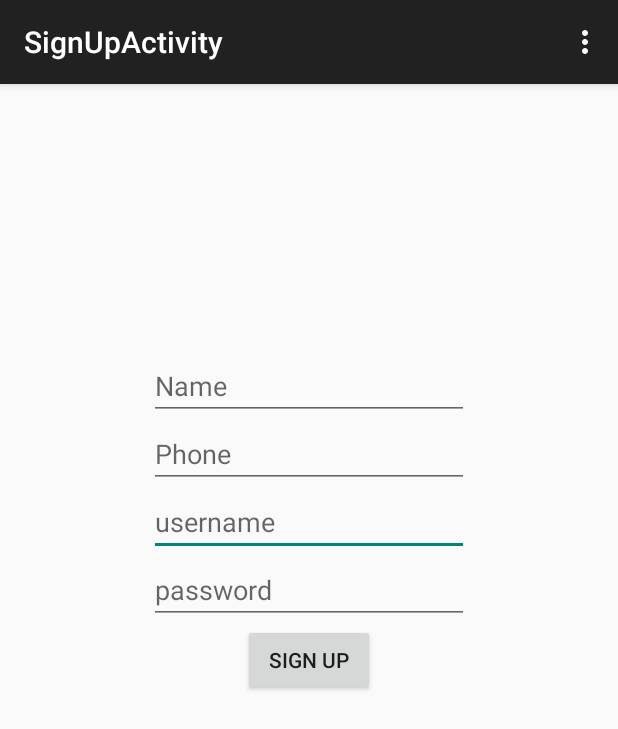
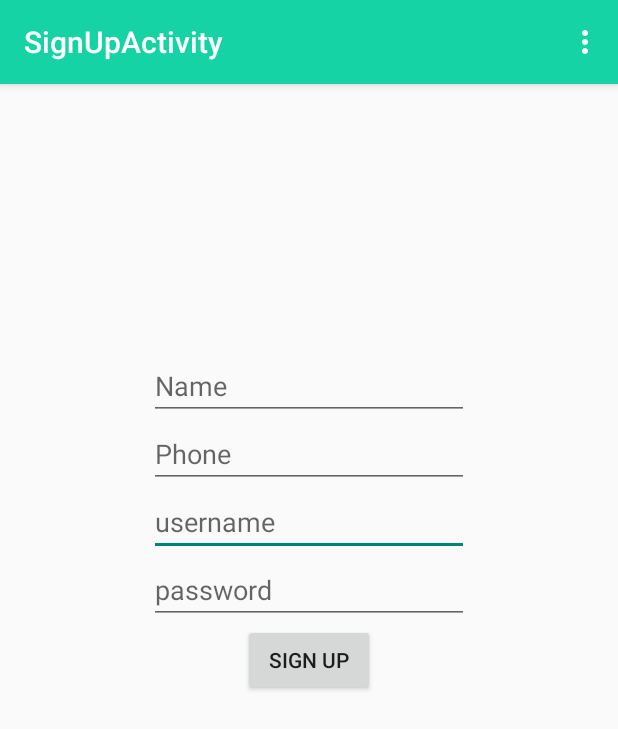
Before and after one commit to omusico/capstone_tap_it, an Android app: the screen it shows after launch (SignUpActivity), after a tap on "SIGN UP", on a phone screen of 412 x 824 dp. Shown: the top 729 px of the screen. Run offline under Robolectric (Android 15) with nearby library versions, the phone set to English and light mode, and no system bars; 3 statements that could not run were skipped.

Commit message:
Title and action bar color

```diff
--- a/TapEat-Client/app/src/main/java/tapit/clientapp/CheckInActivity.java
+++ b/TapEat-Client/app/src/main/java/tapit/clientapp/CheckInActivity.java
@@ -27,6 +27,9 @@ public class CheckInActivity extends ActionBarActivity {
 
         Intent launchedMe = getIntent();
         final String restaurantName = launchedMe.getStringExtra("restaurantName");
+
+//      Set page title
+        setTitle(restaurantName);
 
         TextView restaurantNameLabel = (TextView) findViewById(R.id.RestaurantName);
         restaurantNameLabel.setText(restaurantName);
--- a/TapEat-Client/app/src/main/java/tapit/clientapp/Restaurant.java
+++ b/TapEat-Client/app/src/main/java/tapit/clientapp/Restaurant.java
@@ -14,9 +14,9 @@ public class Restaurant implements Serializable {
     private int wait_time;
     private int image;
 
-    public Restaurant(String name, int image){
+    public Restaurant(String name, int waittime, int image){
         this.name = name;
-        this.wait_time = 0;
+        this.wait_time = waittime;
         this.image = image;
         this.longitude = 0;
         this.latitude = 0;
@@ -34,7 +34,7 @@ public class Restaurant implements Serializable {
 
 
     public String getWaitTime(){
-        return Integer.toString(wait_time) + " minutes";
+        return Integer.toString(wait_time) + " mins";
     }
 
     public int getImage(){
--- a/TapEat-Client/app/src/main/java/tapit/clientapp/RestaurantInfoActivity.java
+++ b/TapEat-Client/app/src/main/java/tapit/clientapp/RestaurantInfoActivity.java
@@ -22,8 +22,8 @@ public class RestaurantInfoActivity extends ActionBarActivity {
         Bundle restaurantBundle = launchedMe.getBundleExtra("restaurantBundle");
         final Restaurant thisRestaurant = (Restaurant) restaurantBundle.getSerializable("serializedRestaurant");
 
-//        TextView restaurantName = (TextView) findViewById(R.id.RestaurantName);
-//        restaurantName.setText(thisRestaurant.getName());
+        TextView restaurantName = (TextView) findViewById(R.id.RestaurantName);
+        setTitle(thisRestaurant.getName());
 
         TextView restaurantDescription = (TextView) findViewById(R.id.RestaurantDescription);
         restaurantDescription.setText(thisRestaurant.getDescription());
--- a/TapEat-Client/app/src/main/java/tapit/clientapp/RestaurantListActivity.java
+++ b/TapEat-Client/app/src/main/java/tapit/clientapp/RestaurantListActivity.java
@@ -17,7 +17,7 @@ public class RestaurantListActivity extends ActionBarActivity {
     private RecyclerView.Adapter adapter;
     private RecyclerView.LayoutManager layoutManager;
 
-    Restaurant[] dataArray = new Restaurant[]{new Restaurant("Ding Tai Fung", R.drawable.dingtaifung), new Restaurant("Kukai Ramen", R.drawable.kukai)};
+    Restaurant[] dataArray = new Restaurant[]{new Restaurant("Ding Tai Fung", 40, R.drawable.dingtaifung), new Restaurant("Kukai Ramen", 15, R.drawable.kukai)};
     @Override
     protected void onCreate(Bundle savedInstanceState) {
         super.onCreate(savedInstanceState);
--- a/TapEat-Client/app/src/main/res/menu/menu_sign_up.xml
+++ b/TapEat-Client/app/src/main/res/menu/menu_sign_up.xml
@@ -1,6 +1,6 @@
 <menu xmlns:android="http://schemas.android.com/apk/res/android"
     xmlns:app="http://schemas.android.com/apk/res-auto"
     xmlns:tools="http://schemas.android.com/tools" tools:context="tapit.clientapp.SignUpActivity">
-    <item android:id="@+id/action_settings" android:title="@string/action_settings"
+    <item android:id="@+id/action_settings" android:title="Sign In"
         android:orderInCategory="100" app:showAsAction="never" />
 </menu>
--- a/TapEat-Client/app/src/main/res/values/strings.xml
+++ b/TapEat-Client/app/src/main/res/values/strings.xml
@@ -1,7 +1,7 @@
 <?xml version="1.0" encoding="utf-8"?>
 <resources>
 
-    <string name="app_name">ClientApp</string>
+    <string name="app_name">Nearby Restaurant</string>
     <string name="hello_world">Hello world!</string>
     <string name="action_settings">Settings</string>
     <string name="title_activity_restaurant_info">RestaurantInfoActivity</string>
--- a/TapEat-Client/app/src/main/res/values/styles.xml
+++ b/TapEat-Client/app/src/main/res/values/styles.xml
@@ -3,6 +3,14 @@
     <!-- Base application theme. -->
     <style name="AppTheme" parent="Theme.AppCompat.Light.DarkActionBar">
         <!-- Customize your theme here. -->
+        <item name="android:actionBarStyle">@style/actionbar</item>
+        <item name="actionBarStyle">@style/actionbar</item>
     </style>
 
+    <style name="actionbar" parent="@style/Widget.AppCompat.Light.ActionBar">
+        <item name="android:background">#15D3A4</item>
+        <item name="background">@color/theme</item>
+    </style>
+
+    <color name="theme">#15D3A4</color>
 </resources>
```
Also changed, not shown: TapEat-Client/app/src/main/AndroidManifest.xml (+5 -2 lines).
